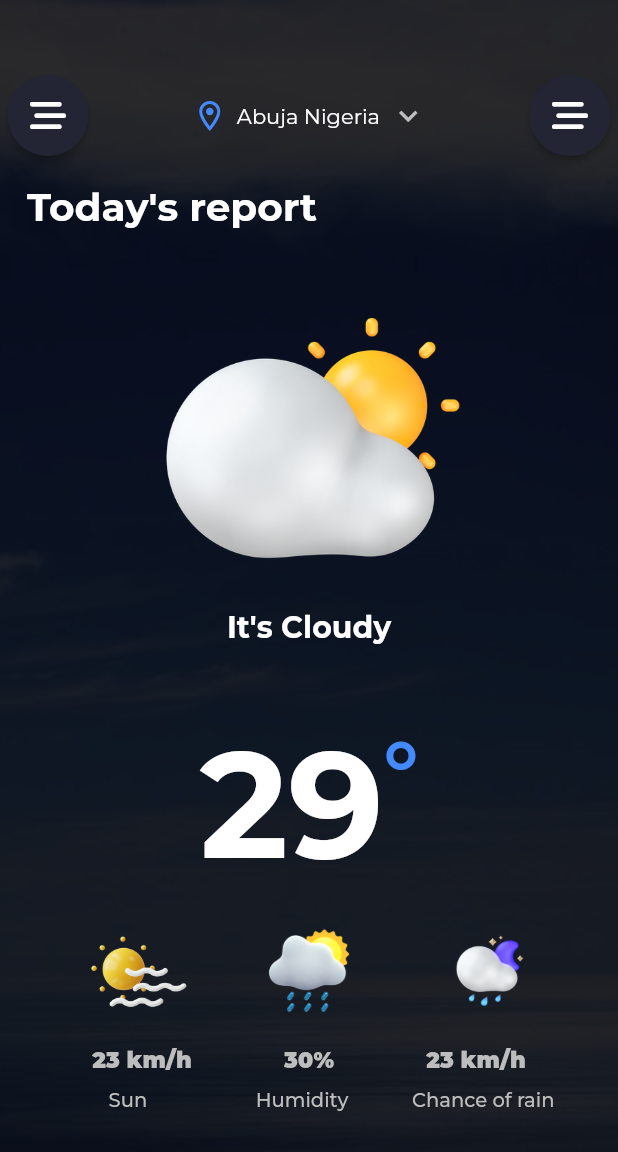
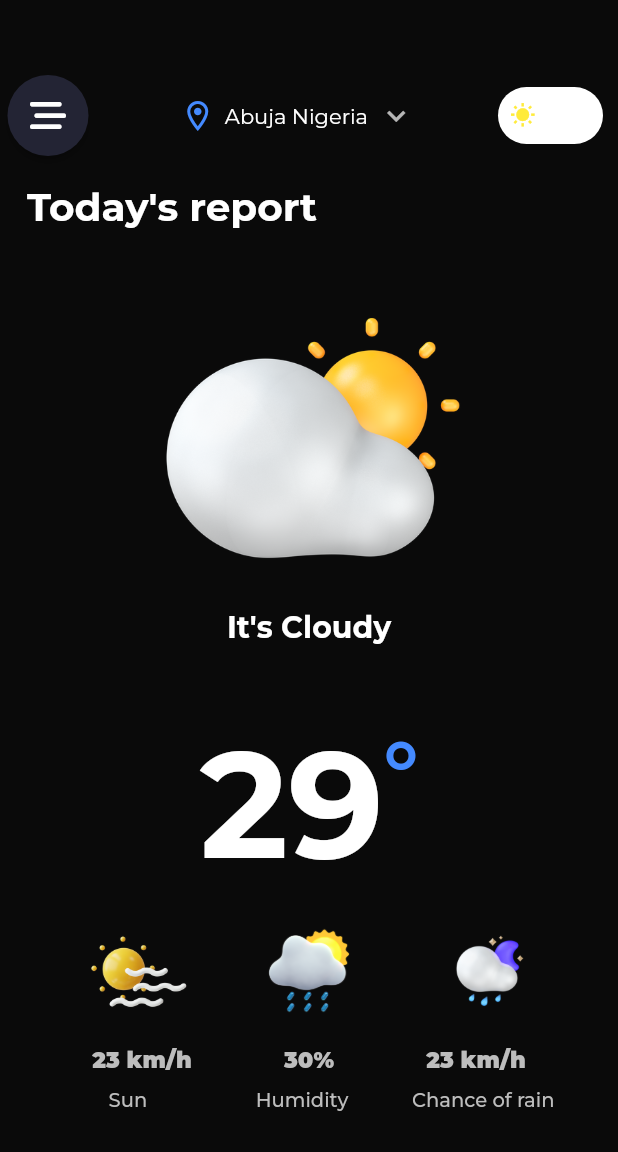
Before and after one commit to maodo/weather_app, a Flutter app: the WeatherScreen screen opened directly, on a phone screen of 412 x 824 dp. Shown: the top 1152 px of the screen. Run offline on Flutter 3.47's test engine with Material 2 defaults, Android fonts, the phone set to English and light mode, and no system bars; drawn by our look-alikes of flutter_switch; our stand-ins replace font_awesome_flutter.

Commit message:
Adding switch button

```diff
--- a/lib/screens/weather_screen.dart
+++ b/lib/screens/weather_screen.dart
@@ -1,4 +1,5 @@
 import 'package:flutter/material.dart';
+import 'package:flutter_switch/flutter_switch.dart';
 import 'package:font_awesome_flutter/font_awesome_flutter.dart';
 import 'package:weather_app/utils/constants.dart';
 
@@ -11,6 +12,7 @@ class WeatherScreen extends StatefulWidget {
 
 class _WeatherScreenState extends State<WeatherScreen> {
   String dropdownvalue = 'Abuja Nigeria';
+  bool status = false;
 
   // List of items in our dropdown menu
   var items = [
@@ -26,18 +28,18 @@ class _WeatherScreenState extends State<WeatherScreen> {
       body: Container(
           child: Stack(
         children: [
-          Container(
-            decoration: BoxDecoration(
-              image: DecorationImage(
-                image: AssetImage('images/blue_background.webp'),
-                fit: BoxFit.cover,
-                colorFilter: ColorFilter.mode(
-                  Colors.white.withOpacity(0.8),
-                  BlendMode.dstATop,
-                ),
-              ),
-            ),
-          ),
+          // Container(
+          //   decoration: BoxDecoration(
+          //     image: DecorationImage(
+          //       image: AssetImage('images/blue_background.webp'),
+          //       fit: BoxFit.cover,
+          //       colorFilter: ColorFilter.mode(
+          //         Colors.white.withOpacity(0.8),
+          //         BlendMode.dstATop,
+          //       ),
+          //     ),
+          //   ),
+          // ),
           Container(
             width: double.infinity,
             color: Colors.black.withOpacity(0.8),
@@ -69,7 +71,7 @@ class _WeatherScreenState extends State<WeatherScreen> {
                             width: 6.0,
                           ),
                           DropdownButton(
-                            underline:SizedBox(),
+                            underline: SizedBox(),
                             style: TextStyle(
                               fontFamily: 'Montserrat',
                             ),
@@ -91,16 +93,29 @@ class _WeatherScreenState extends State<WeatherScreen> {
                           )
                         ],
                       ),
-                      ElevatedButton(
-                        onPressed: () {},
-                        child: Icon(FontAwesomeIcons.barsStaggered,
-                            color: Colors.white),
-                        style: ElevatedButton.styleFrom(
-                          shape: CircleBorder(),
-                          padding: EdgeInsets.all(15),
-                          primary: Color(0xFF232434),
+                      Padding(
+                        padding: const EdgeInsets.only(right : 10.0),
+                        child: FlutterSwitch(
+                          height: 38.0,
+                          activeColor: Color(0xFF232434),
+                          inactiveColor: Colors.white,
+                          activeIcon: Icon(
+                            Icons.nightlight_round,
+                            color: Colors.blueAccent,
+                          ),
+                          inactiveIcon: Icon(
+                            Icons.wb_sunny,
+                            color: Colors.yellow,
+                          ),
+                          value: status,
+                          onToggle: (val) {
+                            setState(() {
+                              status = val;
+                            });
+                          },
                         ),
-                      )
+                      ),
+
                     ],
                   ),
                 ),
```
